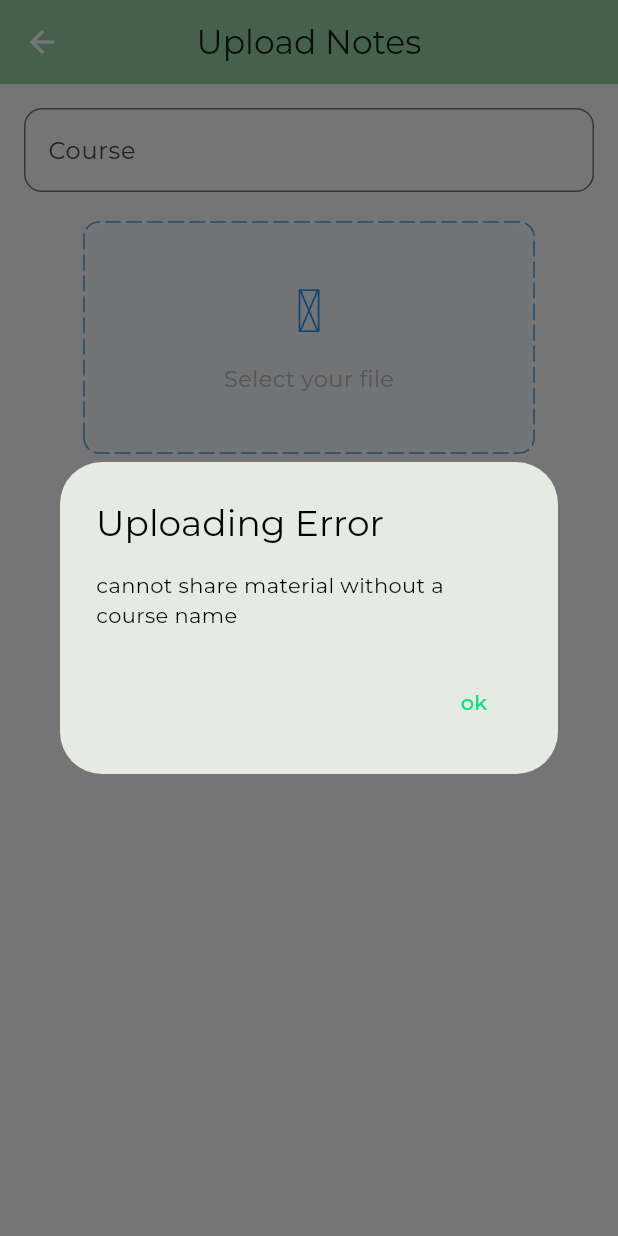
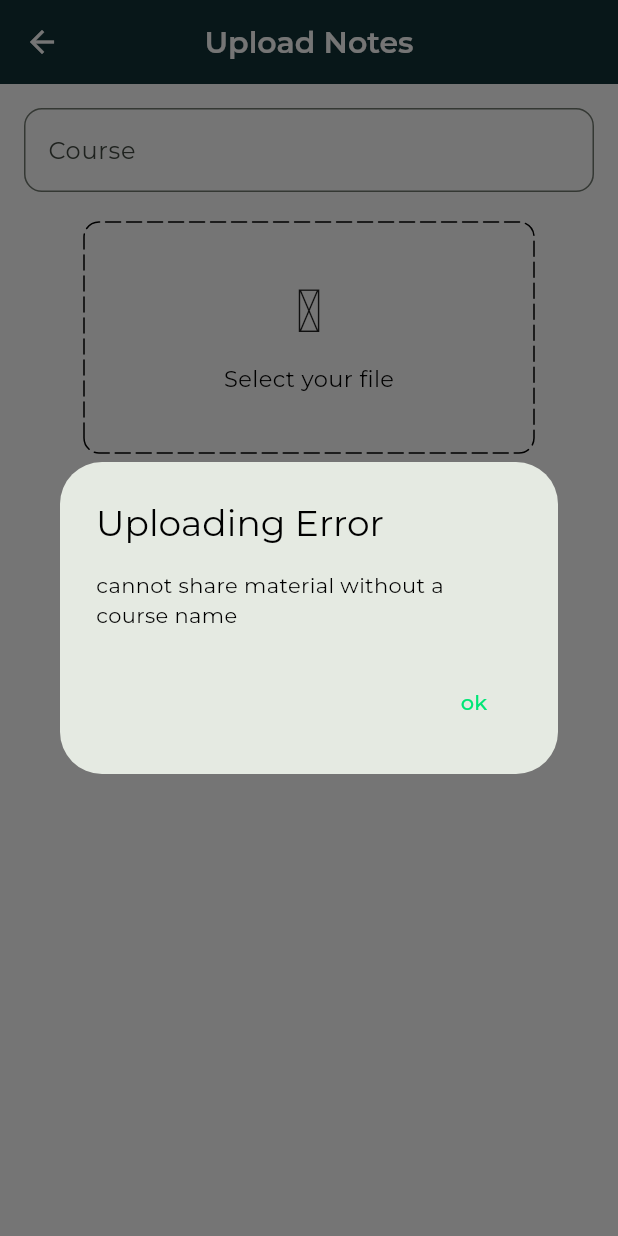
Before and after one commit to KanyantaM/reviza, a Flutter app: the UploadPdfView screen opened directly with empty values, after a tap on "Upload Material", on a phone screen of 412 x 824 dp. Run offline on Flutter 3.47's test engine with Material 3 defaults, Android fonts, the light colour scheme and no system bars; drawn by our look-alikes of dotted_border; our stand-ins replace animate_do, banner_carousel, bloc, cloud_firestore, dio, equatable and 20 more; missing offline and left inert: flow_builder, flutter_highlighter, flutter_math_fork, flutter_pdfview; accounts and stored records are empty.

Commit message:
improving the UI

```diff
--- a/flutter_app/lib/features/upload_pdf/view/upload_pdf_view.dart
+++ b/flutter_app/lib/features/upload_pdf/view/upload_pdf_view.dart
@@ -19,8 +19,7 @@
 class UploadPdfView extends StatefulWidget {
   final String id;
   final Types type;
-  const UploadPdfView({Key? key, required this.type, required this.id})
-      : super(key: key);
+  const UploadPdfView({super.key, required this.type, required this.id});
 
   @override
   State<UploadPdfView> createState() => _CreateUpdateNoteViewState();
@@ -91,7 +90,6 @@
     return Scaffold(
       appBar: AppBar(
         centerTitle: true,
-        backgroundColor: Theme.of(context).colorScheme.inversePrimary,
         title: widgetSelector(
           pp: const Text('Upload Past Paper'),
           notes: const Text('Upload Notes'),
@@ -129,19 +127,19 @@
                             radius: const Radius.circular(10),
                             dashPattern: const [10, 4],
                             strokeCap: StrokeCap.round,
-                            color: Colors.blue.shade400,
+                            // color: Colors.blue.shade400,
                             child: Container(
                               width: double.infinity,
                               height: 150,
                               decoration: BoxDecoration(
-                                  color: Colors.blue.shade50.withOpacity(.3),
+                                  // color: Colors.blue.shade50.withOpacity(.3),
                                   borderRadius: BorderRadius.circular(10)),
                               child: Column(
                                 mainAxisAlignment: MainAxisAlignment.center,
                                 children: [
                                   const Icon(
                                     Iconsax.folder_open,
-                                    color: Colors.blue,
+                                    // color: Colors.blue,
                                     size: 40,
                                   ),
                                   const SizedBox(
@@ -151,7 +149,7 @@
                                     'Select your file',
                                     style: TextStyle(
                                       fontSize: 15,
-                                      color: Colors.grey.shade400,
+                                      // color: Colors.grey.shade400,
                                     ),
                                   ),
                                 ],
@@ -232,7 +230,7 @@
                               'Selected File:',
                               style: TextStyle(
                                 fontSize: 15,
-                                color: Colors.grey.shade400,
+                                // color: Colors.grey.shade400,
                               ),
                             ),
                             const SizedBox(
@@ -242,10 +240,10 @@
                               padding: const EdgeInsets.all(8),
                               decoration: BoxDecoration(
                                   borderRadius: BorderRadius.circular(10),
-                                  color: Colors.white,
+                                  // color: Colors.white,
                                   boxShadow: [
                                     BoxShadow(
-                                      color: Colors.grey.shade200,
+                                      // color: Colors.grey.shade200,
                                       offset: const Offset(0, 1),
                                       blurRadius: 3,
                                       spreadRadius: 2,
@@ -335,19 +333,20 @@
                 const Spacer(
                   flex: 2,
                 ),
-
                 SizedBox(
                     height: (29.7),
                     width: (170.7),
                     child: (_uploading)
-                            ? const Center(child: Text('UPloading....', style: TextStyle(fontWeight: FontWeight.w700),))
+                        ? const Center(
+                            child: Text(
+                            'UPloading....',
+                            style: TextStyle(fontWeight: FontWeight.w700),
+                          ))
                         : OutlinedButton(
                             style: OutlinedButton.styleFrom(
-                                  backgroundColor:
-                                      Theme.of(context).primaryColor,
+                              backgroundColor: Theme.of(context).hoverColor,
                               shape: RoundedRectangleBorder(
-                                    borderRadius:
-                                        BorderRadius.circular((20.86)),
+                                borderRadius: BorderRadius.circular((20.86)),
                               ),
                             ),
                             onPressed: () async {
@@ -365,7 +364,7 @@
                                 Text(
                                   "Upload Material",
                                   style: GoogleFonts.poppins(
-                                        color: Colors.white,
+                                    // color: Colors.white,
                                     fontSize: (12.51),
                                     fontWeight: FontWeight.w500,
                                   ),
@@ -373,7 +372,6 @@
                               ],
                             ),
                           )),
-
                 const SizedBox(
                   height: 12,
                 )
@@ -492,7 +490,8 @@
   }
 
   uploadFile(BuildContext context, UploadPdfState state) async {
-    if (_file != null && (_courseName.isNotEmpty || widget.type == Types.links)) {
+    if (_file != null &&
+        (_courseName.isNotEmpty || widget.type == Types.links)) {
       isuploaded = true;
       String type = '';
       String desc = '';
@@ -549,7 +548,6 @@
                 '$startingUnit ${(authorNameController.text.isNotEmpty) ? 'by ${authorNameController.text}' : ''}';
           }
           break;
-        default:
       }
       context.read<UploadPdfBloc>().add(
             UploadPdf(
--- a/flutter_app/lib/features/view_subjects/view/view_material_view.dart
+++ b/flutter_app/lib/features/view_subjects/view/view_material_view.dart
@@ -1,6 +1,5 @@
 import 'package:flutter/material.dart';
 import 'package:flutter_bloc/flutter_bloc.dart';
-import 'package:flutter_screenutil/flutter_screenutil.dart';
 import 'package:lottie/lottie.dart';
 import 'package:reviza/features/view_subjects/view/widgets/list_generator.dart';
 import 'package:reviza/features/view_subjects/view/widgets/custom_view.dart';
```
Also changed, not shown: flutter_app/lib/features/view_subjects/view/widgets/custom_view.dart (+4 -11 lines), flutter_app/lib/features/view_subjects/view_subjects_bloc/view_material_state.dart (+8 -7 lines), flutter_app/lib/ui/theme.dart (+16 -2 lines). Lines whose indentation alone changed are shown as unchanged.
